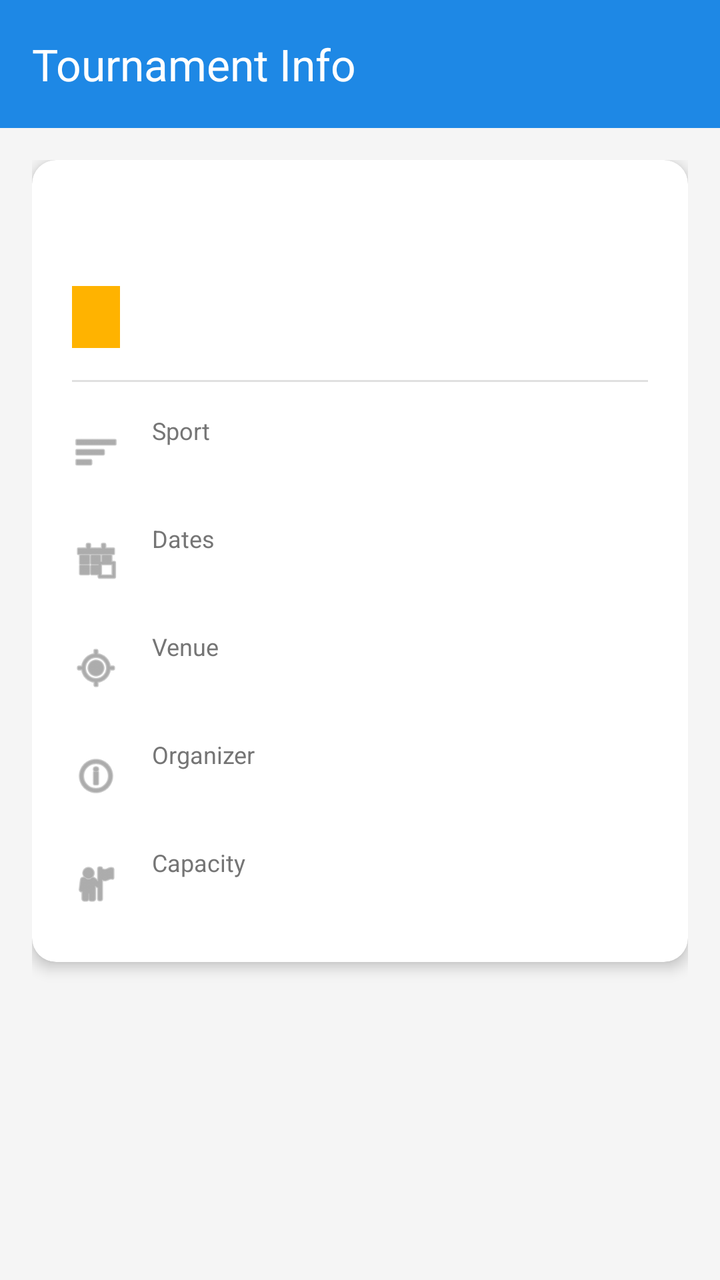
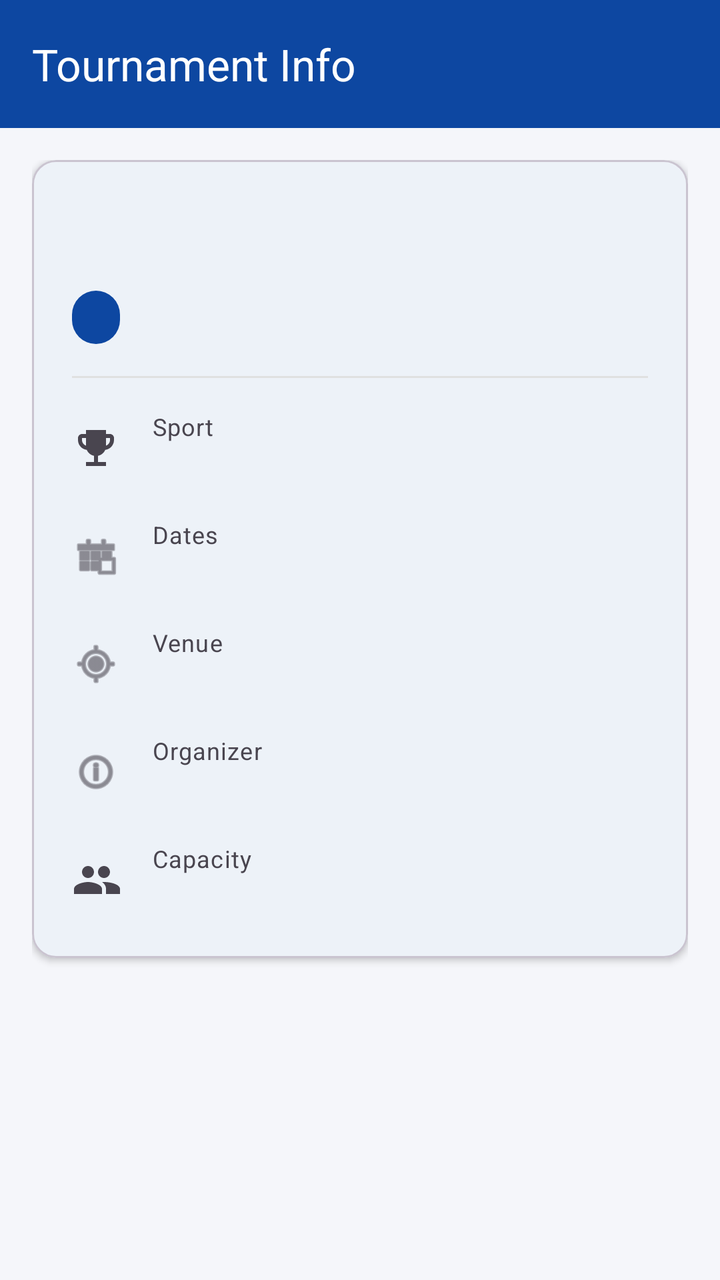

Compare the two renders of this Android layout. The source of the first and the diff that turns it into the second are given below.
<!-- AndroidManifest.xml: application theme Theme.SPORTSHUB -->
<!-- res/layout/activity_tournament_detail.xml -->
<?xml version="1.0" encoding="utf-8"?>
<LinearLayout xmlns:android="http://schemas.android.com/apk/res/android"
    xmlns:app="http://schemas.android.com/apk/res-auto"
    android:layout_width="match_parent"
    android:layout_height="match_parent"
    android:orientation="vertical"
    android:background="@color/background">

    <androidx.appcompat.widget.Toolbar
        android:id="@+id/toolbarDetail"
        android:layout_width="match_parent"
        android:layout_height="?attr/actionBarSize"
        android:background="@color/primary"
        android:theme="@style/ThemeOverlay.AppCompat.Dark.ActionBar"
        app:popupTheme="@style/ThemeOverlay.AppCompat.Light"
        app:title="Tournament Info"
        app:titleTextColor="@color/white" />

    <ScrollView
        android:layout_width="match_parent"
        android:layout_height="match_parent">

        <LinearLayout
            android:layout_width="match_parent"
            android:layout_height="wrap_content"
            android:orientation="vertical"
            android:padding="16dp">

            <androidx.cardview.widget.CardView
                android:layout_width="match_parent"
                android:layout_height="wrap_content"
                android:layout_marginBottom="24dp"
                app:cardCornerRadius="12dp"
                app:cardElevation="4dp">

                <LinearLayout
                    android:layout_width="match_parent"
                    android:layout_height="wrap_content"
                    android:orientation="vertical"
                    android:padding="20dp">

                    <TextView
                        android:id="@+id/tvDetName"
                        android:layout_width="match_parent"
                        android:layout_height="wrap_content"
                        android:textColor="@color/primary_dark"
                        android:textSize="26sp"
                        android:textStyle="bold"
                        android:layout_marginBottom="8dp"/>

                    <TextView
                        android:id="@+id/tvDetStatus"
                        android:layout_width="wrap_content"
                        android:layout_height="wrap_content"
                        android:background="@color/secondary"
                        android:textColor="@color/white"
                        android:paddingHorizontal="12dp"
                        android:paddingVertical="6dp"
                        android:textSize="14sp"
                        android:textStyle="bold"
                        android:layout_marginBottom="16dp"/>

                    <View
                        android:layout_width="match_parent"
                        android:layout_height="1dp"
                        android:background="#E0E0E0"
                        android:layout_marginBottom="16dp"/>

                    <LinearLayout
                        android:layout_width="match_parent"
                        android:layout_height="wrap_content"
                        android:orientation="horizontal"
                        android:gravity="center_vertical"
                        android:layout_marginBottom="16dp">
                        <ImageView
                            android:layout_width="24dp"
                            android:layout_height="24dp"
                            android:src="@android:drawable/ic_menu_sort_by_size"
                            app:tint="@color/text_secondary"
                            android:layout_marginEnd="16dp"
                            android:importantForAccessibility="no" />
                        <LinearLayout
                            android:layout_width="match_parent"
                            android:layout_height="wrap_content"
                            android:orientation="vertical">
                            <TextView
                                android:layout_width="wrap_content"
                                android:layout_height="wrap_content"
                                android:text="Sport"
                                android:textSize="12sp"
                                android:textColor="@color/text_secondary"/>
                            <TextView
                                android:id="@+id/tvDetSport"
                                android:layout_width="match_parent"
                                android:layout_height="wrap_content"
                                android:textColor="@color/text_primary"
                                android:textSize="16sp"
                                android:textStyle="bold"/>
                        </LinearLayout>
                    </LinearLayout>

                    <LinearLayout
                        android:layout_width="match_parent"
                        android:layout_height="wrap_content"
                        android:orientation="horizontal"
                        android:gravity="center_vertical"
                        android:layout_marginBottom="16dp">
                        <ImageView
                            android:layout_width="24dp"
                            android:layout_height="24dp"
                            android:src="@android:drawable/ic_menu_today"
                            app:tint="@color/text_secondary"
                            android:layout_marginEnd="16dp"
                            android:importantForAccessibility="no" />
                        <LinearLayout
                            android:layout_width="match_parent"
                            android:layout_height="wrap_content"
                            android:orientation="vertical">
                            <TextView
                                android:layout_width="wrap_content"
                                android:layout_height="wrap_content"
                                android:text="Dates"
                                android:textSize="12sp"
                                android:textColor="@color/text_secondary"/>
                            <TextView
                                android:id="@+id/tvDetDates"
                                android:layout_width="match_parent"
                                android:layout_height="wrap_content"
                                android:textColor="@color/text_primary"
                                android:textSize="16sp"
                                android:textStyle="bold"/>
                        </LinearLayout>
                    </LinearLayout>

                    <LinearLayout
                        android:layout_width="match_parent"
                        android:layout_height="wrap_content"
                        android:orientation="horizontal"
                        android:gravity="center_vertical"
                        android:layout_marginBottom="16dp">
                        <ImageView
                            android:layout_width="24dp"
                            android:layout_height="24dp"
                            android:src="@android:drawable/ic_menu_mylocation"
                            app:tint="@color/text_secondary"
                            android:layout_marginEnd="16dp"
                            android:importantForAccessibility="no" />
                        <LinearLayout
                            android:layout_width="match_parent"
                            android:layout_height="wrap_content"
                            android:orientation="vertical">
                            <TextView
                                android:layout_width="wrap_content"
                                android:layout_height="wrap_content"
                                android:text="Venue"
                                android:textSize="12sp"
                                android:textColor="@color/text_secondary"/>
                            <TextView
                                android:id="@+id/tvDetVenue"
                                android:layout_width="match_parent"
                                android:layout_height="wrap_content"
                                android:textColor="@color/text_primary"
                                android:textSize="16sp"
                                android:textStyle="bold"/>
                        </LinearLayout>
                    </LinearLayout>

                    <LinearLayout
                        android:layout_width="match_parent"
                        android:layout_height="wrap_content"
                        android:orientation="horizontal"
                        android:gravity="center_vertical"
                        android:layout_marginBottom="16dp">
                        <ImageView
                            android:layout_width="24dp"
                            android:layout_height="24dp"
                            android:src="@android:drawable/ic_menu_info_details"
                            app:tint="@color/text_secondary"
                            android:layout_marginEnd="16dp"
                            android:importantForAccessibility="no" />
                        <LinearLayout
                            android:layout_width="match_parent"
                            android:layout_height="wrap_content"
                            android:orientation="vertical">
                            <TextView
                                android:layout_width="wrap_content"
                                android:layout_height="wrap_content"
                                android:text="Organizer"
                                android:textSize="12sp"
                                android:textColor="@color/text_secondary"/>
                            <TextView
                                android:id="@+id/tvDetOrganizer"
                                android:layout_width="match_parent"
                                android:layout_height="wrap_content"
                                android:textColor="@color/text_primary"
                                android:textSize="16sp"
                                android:textStyle="bold"/>
                        </LinearLayout>
                    </LinearLayout>

                    <LinearLayout
                        android:layout_width="match_parent"
                        android:layout_height="wrap_content"
                        android:orientation="horizontal"
                        android:gravity="center_vertical">
                        <ImageView
                            android:layout_width="24dp"
                            android:layout_height="24dp"
                            android:src="@android:drawable/ic_menu_myplaces"
                            app:tint="@color/text_secondary"
                            android:layout_marginEnd="16dp"
                            android:importantForAccessibility="no" />
                        <LinearLayout
                            android:layout_width="match_parent"
                            android:layout_height="wrap_content"
                            android:orientation="vertical">
                            <TextView
                                android:layout_width="wrap_content"
                                android:layout_height="wrap_content"
                                android:text="Capacity"
                                android:textSize="12sp"
                                android:textColor="@color/text_secondary"/>
                            <TextView
                                android:id="@+id/tvDetMaxTeams"
                                android:layout_width="match_parent"
                                android:layout_height="wrap_content"
                                android:textColor="@color/text_primary"
                                android:textSize="16sp"
                                android:textStyle="bold"/>
                        </LinearLayout>
                    </LinearLayout>

                </LinearLayout>
            </androidx.cardview.widget.CardView>

            <Button
                android:id="@+id/btnRegister"
                android:layout_width="match_parent"
                android:layout_height="wrap_content"
                android:text="Register"
                android:backgroundTint="@color/primary"
                android:textColor="@color/white"
                android:padding="14dp"
                android:textSize="16sp"
                android:textStyle="bold"
                android:visibility="gone" />

        </LinearLayout>
    </ScrollView>
</LinearLayout>
<!-- resources referenced by this layout -->
<resources>
  <color name="background">#F5F5F5</color>
  <color name="primary">#1E88E5</color>
  <color name="primary_dark">#1565C0</color>
  <color name="secondary">#FFB300</color>
  <color name="text_primary">#212121</color>
  <color name="text_secondary">#757575</color>
  <color name="white">#FFFFFFFF</color>
  <style name="Theme.SPORTSHUB" parent="Base.Theme.SPORTSHUB" />
  <style name="Base.Theme.SPORTSHUB" parent="Theme.Material3.DayNight.NoActionBar">
          
          
      </style>
</resources>

<!-- the commit's change to res/layout/activity_tournament_detail.xml (unified diff, before → after) -->
@@ -4,17 +4,17 @@
     android:layout_width="match_parent"
     android:layout_height="match_parent"
     android:orientation="vertical"
-    android:background="@color/background">
+    android:background="?android:attr/colorBackground">
 
     <androidx.appcompat.widget.Toolbar
         android:id="@+id/toolbarDetail"
         android:layout_width="match_parent"
         android:layout_height="?attr/actionBarSize"
-        android:background="@color/primary"
+        android:background="?attr/colorPrimary"
         android:theme="@style/ThemeOverlay.AppCompat.Dark.ActionBar"
         app:popupTheme="@style/ThemeOverlay.AppCompat.Light"
         app:title="Tournament Info"
-        app:titleTextColor="@color/white" />
+        app:titleTextColor="?attr/colorOnPrimary" />
 
     <ScrollView
         android:layout_width="match_parent"
@@ -26,12 +26,13 @@
             android:orientation="vertical"
             android:padding="16dp">
 
-            <androidx.cardview.widget.CardView
+            <com.google.android.material.card.MaterialCardView
                 android:layout_width="match_parent"
                 android:layout_height="wrap_content"
                 android:layout_marginBottom="24dp"
-                app:cardCornerRadius="12dp"
-                app:cardElevation="4dp">
+                app:cardCornerRadius="@dimen/card_radius"
+                app:cardBackgroundColor="?attr/colorSurface"
+                app:cardElevation="@dimen/card_elevation">
 
                 <LinearLayout
                     android:layout_width="match_parent"
@@ -43,8 +44,8 @@
                         android:id="@+id/tvDetName"
                         android:layout_width="match_parent"
                         android:layout_height="wrap_content"
-                        android:textColor="@color/primary_dark"
-                        android:textSize="26sp"
+                        android:textColor="?attr/colorPrimary"
+                        android:textAppearance="?attr/textAppearanceHeadlineMedium"
                         android:textStyle="bold"
                         android:layout_marginBottom="8dp"/>
 
@@ -52,12 +53,13 @@
                         android:id="@+id/tvDetStatus"
                         android:layout_width="wrap_content"
                         android:layout_height="wrap_content"
-                        android:background="@color/secondary"
-                        android:textColor="@color/white"
+                        android:background="@drawable/bg_status_neutral"
+                        android:textColor="?attr/colorOnPrimary"
                         android:paddingHorizontal="12dp"
                         android:paddingVertical="6dp"
-                        android:textSize="14sp"
+                        android:textAppearance="?attr/textAppearanceLabelSmall"
                         android:textStyle="bold"
+                        android:textAllCaps="true"
                         android:layout_marginBottom="16dp"/>
 
                     <View
@@ -75,8 +77,8 @@
                         <ImageView
                             android:layout_width="24dp"
                             android:layout_height="24dp"
-                            android:src="@android:drawable/ic_menu_sort_by_size"
-                            app:tint="@color/text_secondary"
+                            android:src="@drawable/ic_dash_tournament"
+                            app:tint="?android:attr/textColorSecondary"
                             android:layout_marginEnd="16dp"
                             android:importantForAccessibility="no" />
                         <LinearLayout
@@ -87,14 +89,14 @@
                                 android:layout_width="wrap_content"
                                 android:layout_height="wrap_content"
                                 android:text="Sport"
-                                android:textSize="12sp"
-                                android:textColor="@color/text_secondary"/>
+                                android:textAppearance="?attr/textAppearanceBodySmall"
+                                android:textColor="?android:attr/textColorSecondary"/>
                             <TextView
                                 android:id="@+id/tvDetSport"
                                 android:layout_width="match_parent"
                                 android:layout_height="wrap_content"
-                                android:textColor="@color/text_primary"
-                                android:textSize="16sp"
+                                android:textColor="?android:attr/textColorPrimary"
+                                android:textAppearance="?attr/textAppearanceBodyLarge"
                                 android:textStyle="bold"/>
                         </LinearLayout>
                     </LinearLayout>
@@ -109,7 +111,7 @@
                             android:layout_width="24dp"
                             android:layout_height="24dp"
                             android:src="@android:drawable/ic_menu_today"
-                            app:tint="@color/text_secondary"
+                            app:tint="?android:attr/textColorSecondary"
                             android:layout_marginEnd="16dp"
                             android:importantForAccessibility="no" />
                         <LinearLayout
@@ -120,14 +122,14 @@
                                 android:layout_width="wrap_content"
                                 android:layout_height="wrap_content"
                                 android:text="Dates"
-                                android:textSize="12sp"
-                                android:textColor="@color/text_secondary"/>
+                                android:textAppearance="?attr/textAppearanceBodySmall"
+                                android:textColor="?android:attr/textColorSecondary"/>
                             <TextView
                                 android:id="@+id/tvDetDates"
                                 android:layout_width="match_parent"
                                 android:layout_height="wrap_content"
-                                android:textColor="@color/text_primary"
-                                android:textSize="16sp"
+                                android:textColor="?android:attr/textColorPrimary"
+                                android:textAppearance="?attr/textAppearanceBodyLarge"
                                 android:textStyle="bold"/>
                         </LinearLayout>
                     </LinearLayout>
@@ -142,7 +144,7 @@
                             android:layout_width="24dp"
                             android:layout_height="24dp"
                             android:src="@android:drawable/ic_menu_mylocation"
-                            app:tint="@color/text_secondary"
+                            app:tint="?android:attr/textColorSecondary"
                             android:layout_marginEnd="16dp"
                             android:importantForAccessibility="no" />
                         <LinearLayout
@@ -153,14 +155,14 @@
                                 android:layout_width="wrap_content"
                                 android:layout_height="wrap_content"
                                 android:text="Venue"
-                                android:textSize="12sp"
-                                android:textColor="@color/text_secondary"/>
+                                android:textAppearance="?attr/textAppearanceBodySmall"
+                                android:textColor="?android:attr/textColorSecondary"/>
                             <TextView
                                 android:id="@+id/tvDetVenue"
                                 android:layout_width="match_parent"
                                 android:layout_height="wrap_content"
-                                android:textColor="@color/text_primary"
-                                android:textSize="16sp"
+                                android:textColor="?android:attr/textColorPrimary"
+                                android:textAppearance="?attr/textAppearanceBodyLarge"
                                 android:textStyle="bold"/>
                         </LinearLayout>
                     </LinearLayout>
@@ -175,7 +177,7 @@
                             android:layout_width="24dp"
                             android:layout_height="24dp"
                             android:src="@android:drawable/ic_menu_info_details"
-                            app:tint="@color/text_secondary"
+                            app:tint="?android:attr/textColorSecondary"
                             android:layout_marginEnd="16dp"
                             android:importantForAccessibility="no" />
                         <LinearLayout
@@ -186,14 +188,14 @@
                                 android:layout_width="wrap_content"
                                 android:layout_height="wrap_content"
                                 android:text="Organizer"
-                                android:textSize="12sp"
-                                android:textColor="@color/text_secondary"/>
+                                android:textAppearance="?attr/textAppearanceBodySmall"
+                                android:textColor="?android:attr/textColorSecondary"/>
                             <TextView
                                 android:id="@+id/tvDetOrganizer"
                                 android:layout_width="match_parent"
                                 android:layout_height="wrap_content"
-                                android:textColor="@color/text_primary"
-                                android:textSize="16sp"
+                                android:textColor="?android:attr/textColorPrimary"
+                                android:textAppearance="?attr/textAppearanceBodyLarge"
                                 android:textStyle="bold"/>
                         </LinearLayout>
                     </LinearLayout>
@@ -206,8 +208,8 @@
                         <ImageView
                             android:layout_width="24dp"
                             android:layout_height="24dp"
-                            android:src="@android:drawable/ic_menu_myplaces"
-                            app:tint="@color/text_secondary"
+                            android:src="@drawable/ic_dash_team"
+                            app:tint="?android:attr/textColorSecondary"
                             android:layout_marginEnd="16dp"
                             android:importantForAccessibility="no" />
                         <LinearLayout
@@ -218,31 +220,27 @@
                                 android:layout_width="wrap_content"
                                 android:layout_height="wrap_content"
                                 android:text="Capacity"
-                                android:textSize="12sp"
-                                android:textColor="@color/text_secondary"/>
+                                android:textAppearance="?attr/textAppearanceBodySmall"
+                                android:textColor="?android:attr/textColorSecondary"/>
                             <TextView
                                 android:id="@+id/tvDetMaxTeams"
                                 android:layout_width="match_parent"
                                 android:layout_height="wrap_content"
-                                android:textColor="@color/text_primary"
-                                android:textSize="16sp"
+                                android:textColor="?android:attr/textColorPrimary"
+                                android:textAppearance="?attr/textAppearanceBodyLarge"
                                 android:textStyle="bold"/>
                         </LinearLayout>
                     </LinearLayout>
 
                 </LinearLayout>
-            </androidx.cardview.widget.CardView>
-
-            <Button
+            </com.google.android.material.card.MaterialCardView>
+
+            <com.google.android.material.button.MaterialButton
                 android:id="@+id/btnRegister"
                 android:layout_width="match_parent"
-                android:layout_height="wrap_content"
+                android:layout_height="60dp"
                 android:text="Register"
-                android:backgroundTint="@color/primary"
-                android:textColor="@color/white"
-                android:padding="14dp"
-                android:textSize="16sp"
-                android:textStyle="bold"
+                app:cornerRadius="@dimen/card_radius"
                 android:visibility="gone" />
 
         </LinearLayout>
<!-- resource entries referenced after the edit -->
@@ -1,16 +1,49 @@
 <!-- resources referenced by this layout -->
 <resources>
-  <color name="background">#F5F5F5</color>
-  <color name="primary">#1E88E5</color>
-  <color name="primary_dark">#1565C0</color>
-  <color name="secondary">#FFB300</color>
-  <color name="text_primary">#212121</color>
-  <color name="text_secondary">#757575</color>
-  <color name="white">#FFFFFFFF</color>
+  <dimen name="card_elevation">2dp</dimen>
+  <dimen name="card_radius">12dp</dimen>
+  <!-- drawable bg_status_neutral (drawable) -->
+  <?xml version="1.0" encoding="utf-8"?>
+  <shape xmlns:android="http://schemas.android.com/apk/res/android" android:shape="rectangle">
+      <corners android:radius="16dp" />
+      <solid android:color="?attr/colorPrimary" />
+  </shape>
+  <!-- drawable ic_dash_team (drawable) -->
+  <vector xmlns:android="http://schemas.android.com/apk/res/android"
+      android:width="24dp"
+      android:height="24dp"
+      android:viewportWidth="24"
+      android:viewportHeight="24">
+      <path
+          android:fillColor="#FFFFFFFF"
+          android:pathData="M16,11c1.66,0 2.99,-1.34 2.99,-3S17.66,5 16,5c-1.66,0 -3,1.34 -3,3S14.34,11 16,11zM8,11c1.66,0 2.99,-1.34 2.99,-3S9.66,5 8,5C6.34,5 5,6.34 5,8S6.34,11 8,11zM8,13c-2.33,0 -7,1.17 -7,3.5V19h14v-2.5C15,14.17 10.33,13 8,13zM16,13c-0.29,0 -0.62,0.02 -0.97,0.05C16.24,13.93 17,14.9 17,16.5V19h7v-2.5C24,14.17 19.33,13 16,13z" />
+  </vector>
+  <!-- drawable ic_dash_tournament (drawable) -->
+  <vector xmlns:android="http://schemas.android.com/apk/res/android"
+      android:width="24dp"
+      android:height="24dp"
+      android:viewportWidth="24"
+      android:viewportHeight="24">
+      <path
+          android:fillColor="#FFFFFFFF"
+          android:pathData="M19,5h-2V3H7v2H5C3.9,5 3,5.9 3,7v1c0,2.55 1.92,4.63 4.39,4.94c0.63,1.5 1.98,2.63 3.61,2.96V19H7v2h10v-2h-4v-3.1c1.63,-0.33 2.98,-1.46 3.61,-2.96C19.08,12.63 21,10.55 21,8V7C21,5.9 20.1,5 19,5zM5,8V7h2v3.82C5.84,10.4 5,9.3 5,8zM19,8c0,1.3 -0.84,2.4 -2,2.82V7h2V8z" />
+  </vector>
+  <color name="background">#F5F6FA</color>
+  <color name="surface">#FFFFFF</color>
+  <color name="primary">#0D47A1</color>
+  <color name="text_on_primary">#FFFFFF</color>
+  <color name="primary_dark">#002171</color>
+  <color name="secondary">#FF8F00</color>
+  <color name="error">#B00020</color>
   <style name="Theme.SPORTSHUB" parent="Base.Theme.SPORTSHUB" />
   <style name="Base.Theme.SPORTSHUB" parent="Theme.Material3.DayNight.NoActionBar">
-          
-          
+          <item name="colorPrimary">@color/primary</item>
+          <item name="colorOnPrimary">@color/text_on_primary</item>
+          <item name="colorPrimaryDark">@color/primary_dark</item>
+          <item name="colorSecondary">@color/secondary</item>
+          <item name="colorError">@color/error</item>
+          <item name="android:colorBackground">@color/background</item>
+          <item name="colorSurface">@color/surface</item>
       </style>
 </resources>
 
